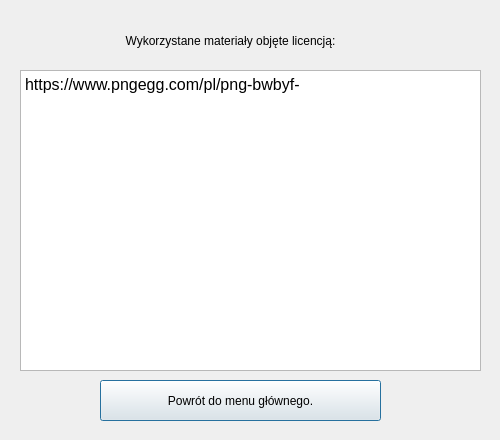
Before: the Qt Designer form creditswindow.ui in Szymon-Kostrubiec/PI_Projekt_1sem, drawn with Qt 5.
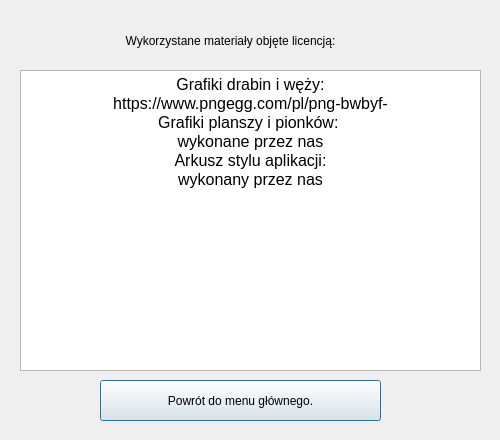
After: the same form once the commit is applied.

Commit message: Hotfix detekcji wejścia na drabinę/węża

```diff
--- a/creditswindow.ui
+++ b/creditswindow.ui
@@ -40,11 +40,15 @@
    </property>
    <property name="html">
     <string>&lt;!DOCTYPE HTML PUBLIC &quot;-//W3C//DTD HTML 4.0//EN&quot; &quot;http://www.w3.org/TR/REC-html40/strict.dtd&quot;&gt;
-&lt;html&gt;&lt;head&gt;&lt;meta name=&quot;qrichtext&quot; content=&quot;1&quot; /&gt;&lt;style type=&quot;text/css&quot;&gt;
+&lt;html&gt;&lt;head&gt;&lt;meta name=&quot;qrichtext&quot; content=&quot;1&quot; /&gt;&lt;meta charset=&quot;utf-8&quot; /&gt;&lt;style type=&quot;text/css&quot;&gt;
 p, li { white-space: pre-wrap; }
-&lt;/style&gt;&lt;/head&gt;&lt;body style=&quot; font-family:'MS Shell Dlg 2'; font-size:8.25pt; font-weight:400; font-style:normal;&quot;&gt;
-&lt;p style=&quot; margin-top:0px; margin-bottom:0px; margin-left:0px; margin-right:0px; -qt-block-indent:0; text-indent:0px;&quot;&gt;&lt;span style=&quot; font-family:'Times New Roman'; font-size:12pt; color:#000000;&quot;&gt;https://www.pngegg.com/pl/png-bwbyf-&lt;/span&gt;&lt;/p&gt;
-&lt;p style=&quot;-qt-paragraph-type:empty; margin-top:0px; margin-bottom:0px; margin-left:0px; margin-right:0px; -qt-block-indent:0; text-indent:0px;&quot;&gt;&lt;br /&gt;&lt;/p&gt;&lt;/body&gt;&lt;/html&gt;</string>
+&lt;/style&gt;&lt;/head&gt;&lt;body style=&quot; font-family:'Segoe UI'; font-size:9pt; font-weight:400; font-style:normal;&quot;&gt;
+&lt;p align=&quot;center&quot; style=&quot; margin-top:0px; margin-bottom:0px; margin-left:0px; margin-right:0px; -qt-block-indent:0; text-indent:0px;&quot;&gt;&lt;span style=&quot; font-size:12pt;&quot;&gt;Grafiki drabin i węży:&lt;/span&gt;&lt;/p&gt;
+&lt;p align=&quot;center&quot; style=&quot; margin-top:0px; margin-bottom:0px; margin-left:0px; margin-right:0px; -qt-block-indent:0; text-indent:0px;&quot;&gt;&lt;span style=&quot; font-size:12pt;&quot;&gt;https://www.pngegg.com/pl/png-bwbyf-&lt;/span&gt;&lt;/p&gt;
+&lt;p align=&quot;center&quot; style=&quot; margin-top:0px; margin-bottom:0px; margin-left:0px; margin-right:0px; -qt-block-indent:0; text-indent:0px;&quot;&gt;&lt;span style=&quot; font-size:12pt;&quot;&gt;Grafiki planszy i pionków: &lt;/span&gt;&lt;/p&gt;
+&lt;p align=&quot;center&quot; style=&quot; margin-top:0px; margin-bottom:0px; margin-left:0px; margin-right:0px; -qt-block-indent:0; text-indent:0px;&quot;&gt;&lt;span style=&quot; font-size:12pt;&quot;&gt;wykonane przez nas&lt;/span&gt;&lt;/p&gt;
+&lt;p align=&quot;center&quot; style=&quot; margin-top:0px; margin-bottom:0px; margin-left:0px; margin-right:0px; -qt-block-indent:0; text-indent:0px;&quot;&gt;&lt;span style=&quot; font-size:12pt;&quot;&gt;Arkusz stylu aplikacji:&lt;/span&gt;&lt;/p&gt;
+&lt;p align=&quot;center&quot; style=&quot; margin-top:0px; margin-bottom:0px; margin-left:0px; margin-right:0px; -qt-block-indent:0; text-indent:0px;&quot;&gt;&lt;span style=&quot; font-size:12pt;&quot;&gt;wykonany przez nas&lt;/span&gt;&lt;/p&gt;&lt;/body&gt;&lt;/html&gt;</string>
    </property>
   </widget>
   <widget class="QPushButton" name="pushButton">
```
The commit also changes 8 other files.
